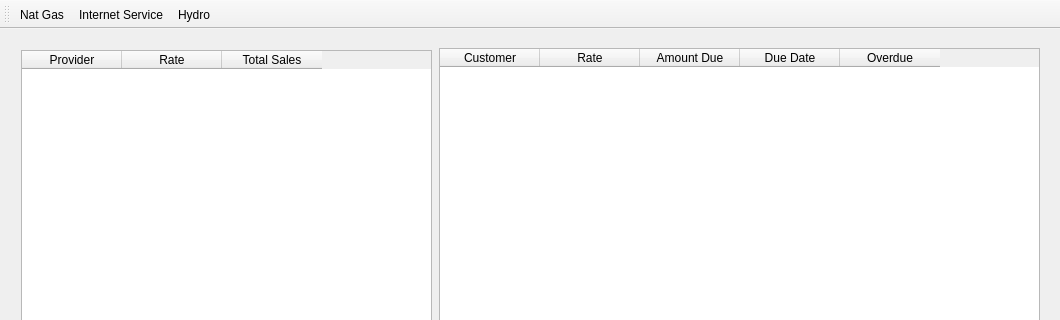
This is mainwindow.ui in drakovic23/3400-util as Qt 5 draws it before an edit; both pictures show x 0 to 1060 and y 0 to 320 of the 1060 by 600 pixel window. The edited form follows.
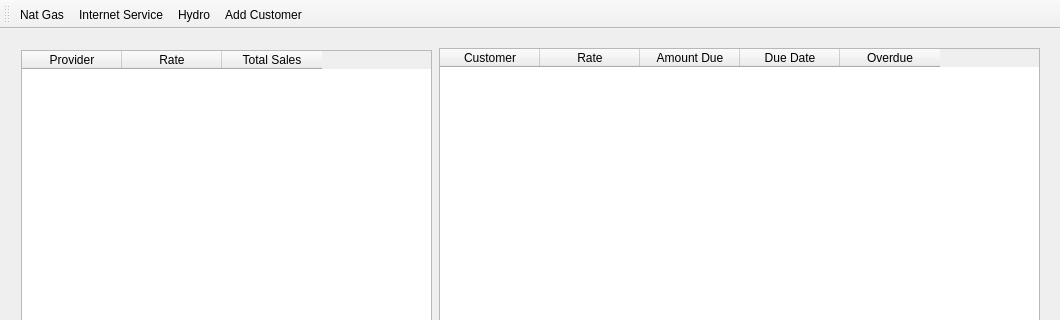
This is the edited form. The open tabs and pages were chosen to show the change. Icons and pictures are not drawn. Custom widgets are drawn as their Qt base class.

Commit message:
add customer icon
still need to add functionality

```diff
--- a/mainwindow.ui
+++ b/mainwindow.ui
@@ -281,6 +281,7 @@
    <addaction name="actionNatGas"/>
    <addaction name="actionInternetService"/>
    <addaction name="actionHydro"/>
+   <addaction name="actionAddCustomer"/>
   </widget>
   <action name="actionNatGas">
    <property name="icon">
@@ -318,6 +319,17 @@
     <enum>QAction::MenuRole::NoRole</enum>
    </property>
   </action>
+  <action name="actionAddCustomer">
+   <property name="icon">
+    <iconset theme="QIcon::ThemeIcon::ListAdd"/>
+   </property>
+   <property name="text">
+    <string>Add Customer</string>
+   </property>
+   <property name="menuRole">
+    <enum>QAction::MenuRole::NoRole</enum>
+   </property>
+  </action>
  </widget>
  <customwidgets>
   <customwidget>
```
Left out of the diff: 3 changed lines with no effect on the pictures. The commit also changes 2 other files.
